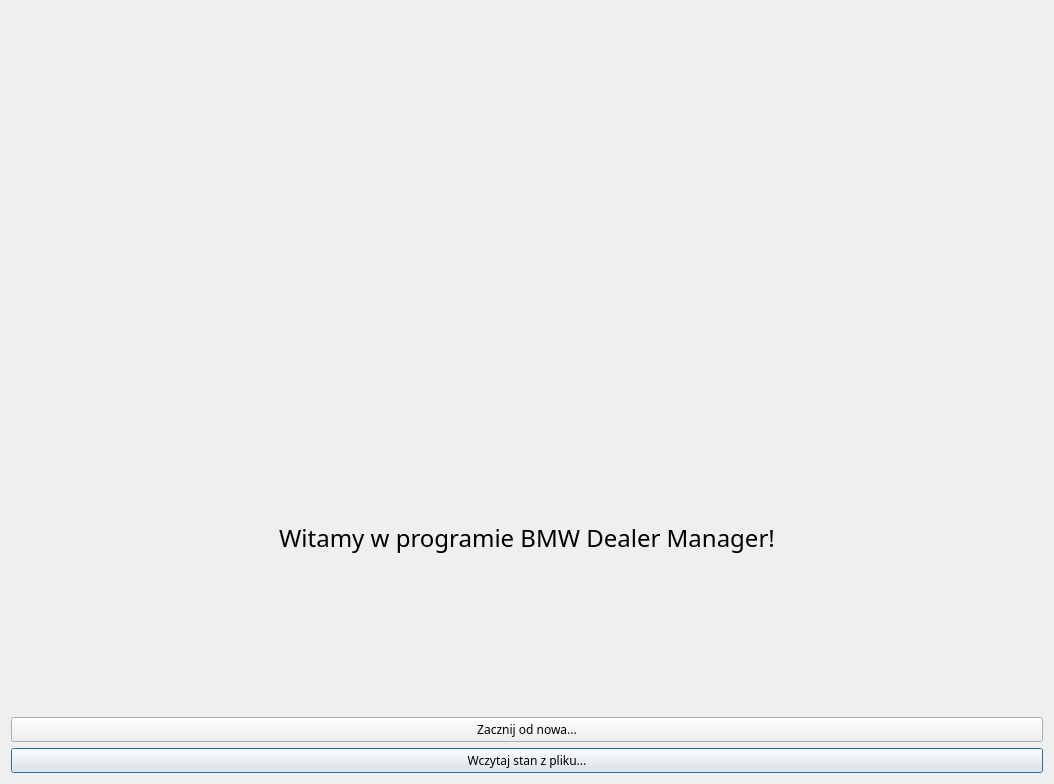
Before: the Qt Designer form PROEProjekt2/welcomeScreen.ui in emroczko/CarDealershipManagmentApp, drawn with Qt 5.
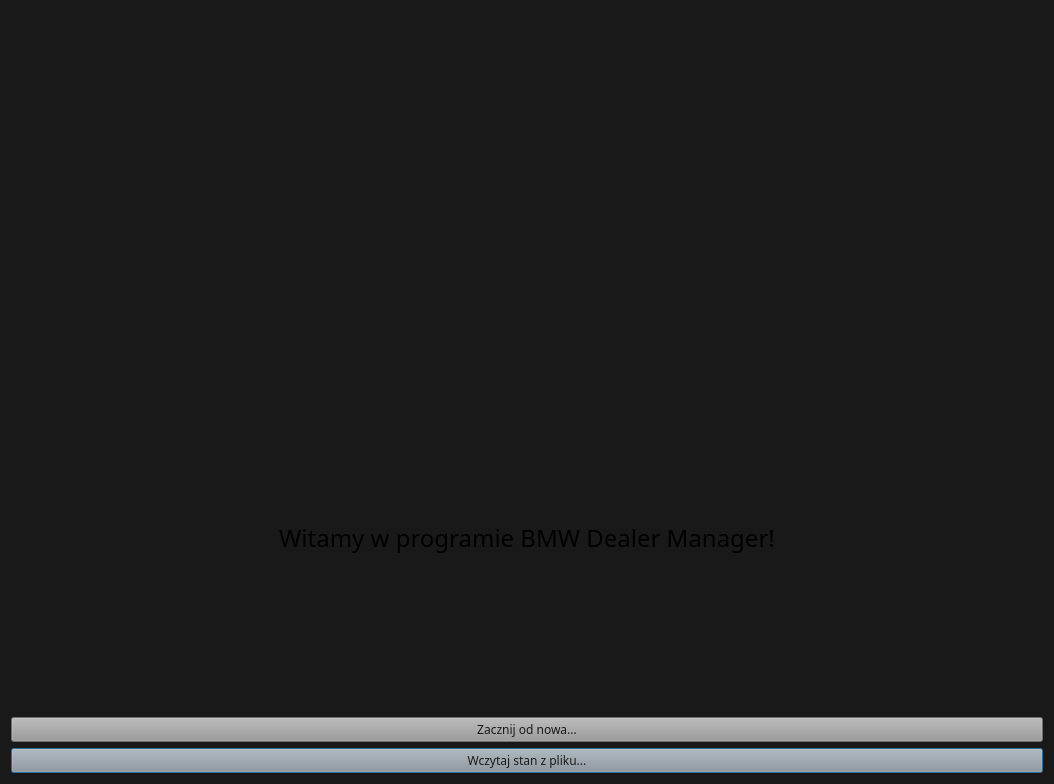
After: the same form once the commit is applied. Icons and pictures are not drawn.

The edit to the form file:
```diff
--- a/PROEProjekt2/welcomeScreen.ui
+++ b/PROEProjekt2/welcomeScreen.ui
@@ -10,9 +10,352 @@
     <height>784</height>
    </rect>
   </property>
+  <property name="palette">
+   <palette>
+    <active>
+     <colorrole role="WindowText">
+      <brush brushstyle="SolidPattern">
+       <color alpha="255">
+        <red>231</red>
+        <green>231</green>
+        <blue>231</blue>
+       </color>
+      </brush>
+     </colorrole>
+     <colorrole role="Button">
+      <brush brushstyle="SolidPattern">
+       <color alpha="255">
+        <red>25</red>
+        <green>25</green>
+        <blue>25</blue>
+       </color>
+      </brush>
+     </colorrole>
+     <colorrole role="Light">
+      <brush brushstyle="SolidPattern">
+       <color alpha="255">
+        <red>25</red>
+        <green>25</green>
+        <blue>25</blue>
+       </color>
+      </brush>
+     </colorrole>
+     <colorrole role="Midlight">
+      <brush brushstyle="SolidPattern">
+       <color alpha="255">
+        <red>25</red>
+        <green>25</green>
+        <blue>25</blue>
+       </color>
+      </brush>
+     </colorrole>
+     <colorrole role="Dark">
+      <brush brushstyle="SolidPattern">
+       <color alpha="255">
+        <red>25</red>
+        <green>25</green>
+        <blue>25</blue>
+       </color>
+      </brush>
+     </colorrole>
+     <colorrole role="Mid">
+      <brush brushstyle="SolidPattern">
+       <color alpha="255">
+        <red>25</red>
+        <green>25</green>
+        <blue>25</blue>
+       </color>
+      </brush>
+     </colorrole>
+     <colorrole role="Text">
+      <brush brushstyle="SolidPattern">
+       <color alpha="255">
+        <red>231</red>
+        <green>231</green>
+        <blue>231</blue>
+       </color>
+      </brush>
+     </colorrole>
+     <colorrole role="ButtonText">
+      <brush brushstyle="SolidPattern">
+       <color alpha="255">
+        <red>87</red>
+        <green>149</green>
+        <blue>171</blue>
+       </color>
+      </brush>
+     </colorrole>
+     <colorrole role="Base">
+      <brush brushstyle="SolidPattern">
+       <color alpha="255">
+        <red>25</red>
+        <green>25</green>
+        <blue>25</blue>
+       </color>
+      </brush>
+     </colorrole>
+     <colorrole role="Window">
+      <brush brushstyle="SolidPattern">
+       <color alpha="255">
+        <red>25</red>
+        <green>25</green>
+        <blue>25</blue>
+       </color>
+      </brush>
+     </colorrole>
+     <colorrole role="Highlight">
+      <brush brushstyle="SolidPattern">
+       <color alpha="255">
+        <red>16</red>
+        <green>128</green>
+        <blue>128</blue>
+       </color>
+      </brush>
+     </colorrole>
+     <colorrole role="PlaceholderText">
+      <brush brushstyle="SolidPattern">
+       <color alpha="128">
+        <red>231</red>
+        <green>231</green>
+        <blue>231</blue>
+       </color>
+      </brush>
+     </colorrole>
+    </active>
+    <inactive>
+     <colorrole role="WindowText">
+      <brush brushstyle="SolidPattern">
+       <color alpha="255">
+        <red>231</red>
+        <green>231</green>
+        <blue>231</blue>
+       </color>
+      </brush>
+     </colorrole>
+     <colorrole role="Button">
+      <brush brushstyle="SolidPattern">
+       <color alpha="255">
+        <red>25</red>
+        <green>25</green>
+        <blue>25</blue>
+       </color>
+      </brush>
+     </colorrole>
+     <colorrole role="Light">
+      <brush brushstyle="SolidPattern">
+       <color alpha="255">
+        <red>25</red>
+        <green>25</green>
+        <blue>25</blue>
+       </color>
+      </brush>
+     </colorrole>
+     <colorrole role="Midlight">
+      <brush brushstyle="SolidPattern">
+       <color alpha="255">
+        <red>25</red>
+        <green>25</green>
+        <blue>25</blue>
+       </color>
+      </brush>
+     </colorrole>
+     <colorrole role="Dark">
+      <brush brushstyle="SolidPattern">
+       <color alpha="255">
+        <red>25</red>
+        <green>25</green>
+        <blue>25</blue>
+       </color>
+      </brush>
+     </colorrole>
+     <colorrole role="Mid">
+      <brush brushstyle="SolidPattern">
+       <color alpha="255">
+        <red>25</red>
+        <green>25</green>
+        <blue>25</blue>
+       </color>
+      </brush>
+     </colorrole>
+     <colorrole role="Text">
+      <brush brushstyle="SolidPattern">
+       <color alpha="255">
+        <red>231</red>
+        <green>231</green>
+        <blue>231</blue>
+       </color>
+      </brush>
+     </colorrole>
+     <colorrole role="ButtonText">
+      <brush brushstyle="SolidPattern">
+       <color alpha="255">
+        <red>87</red>
+        <green>149</green>
+        <blue>171</blue>
+       </color>
+      </brush>
+     </colorrole>
+     <colorrole role="Base">
+      <brush brushstyle="SolidPattern">
+       <color alpha="255">
+        <red>25</red>
+        <green>25</green>
+        <blue>25</blue>
+       </color>
+      </brush>
+     </colorrole>
+     <colorrole role="Window">
+      <brush brushstyle="SolidPattern">
+       <color alpha="255">
+        <red>25</red>
+        <green>25</green>
+        <blue>25</blue>
+       </color>
+      </brush>
+     </colorrole>
+     <colorrole role="Highlight">
+      <brush brushstyle="SolidPattern">
+       <color alpha="255">
+        <red>16</red>
+        <green>128</green>
+        <blue>128</blue>
+       </color>
+      </brush>
+     </colorrole>
+     <colorrole role="PlaceholderText">
+      <brush brushstyle="SolidPattern">
+       <color alpha="128">
+        <red>231</red>
+        <green>231</green>
+        <blue>231</blue>
+       </color>
+      </brush>
+     </colorrole>
+    </inactive>
+    <disabled>
+     <colorrole role="WindowText">
+      <brush brushstyle="SolidPattern">
+       <color alpha="255">
+        <red>25</red>
+        <green>25</green>
+        <blue>25</blue>
+       </color>
+      </brush>
+     </colorrole>
+     <colorrole role="Button">
+      <brush brushstyle="SolidPattern">
+       <color alpha="255">
+        <red>25</red>
+        <green>25</green>
+        <blue>25</blue>
+       </color>
+      </brush>
+     </colorrole>
+     <colorrole role="Light">
+      <brush brushstyle="SolidPattern">
+       <color alpha="255">
+        <red>25</red>
+        <green>25</green>
+        <blue>25</blue>
+       </color>
+      </brush>
+     </colorrole>
+     <colorrole role="Midlight">
+      <brush brushstyle="SolidPattern">
+       <color alpha="255">
+        <red>25</red>
+        <green>25</green>
+        <blue>25</blue>
+       </color>
+      </brush>
+     </colorrole>
+     <colorrole role="Dark">
+      <brush brushstyle="SolidPattern">
+       <color alpha="255">
+        <red>25</red>
+        <green>25</green>
+        <blue>25</blue>
+       </color>
+      </brush>
+     </colorrole>
+     <colorrole role="Mid">
+      <brush brushstyle="SolidPattern">
+       <color alpha="255">
+        <red>25</red>
+        <green>25</green>
+        <blue>25</blue>
+       </color>
+      </brush>
+     </colorrole>
+     <colorrole role="Text">
+      <brush brushstyle="SolidPattern">
+       <color alpha="255">
+        <red>25</red>
+        <green>25</green>
+        <blue>25</blue>
+       </color>
+      </brush>
+     </colorrole>
+     <colorrole role="ButtonText">
+      <brush brushstyle="SolidPattern">
+       <color alpha="255">
+        <red>25</red>
+        <green>25</green>
+        <blue>25</blue>
+       </color>
+      </brush>
+     </colorrole>
+     <colorrole role="Base">
+      <brush brushstyle="SolidPattern">
+       <color alpha="255">
+        <red>25</red>
+        <green>25</green>
+        <blue>25</blue>
+       </color>
+      </brush>
+     </colorrole>
+     <colorrole role="Window">
+      <brush brushstyle="SolidPattern">
+       <color alpha="255">
+        <red>25</red>
+        <green>25</green>
+        <blue>25</blue>
+       </color>
+      </brush>
+     </colorrole>
+     <colorrole role="Highlight">
+      <brush brushstyle="SolidPattern">
+       <color alpha="170">
+        <red>31</red>
+        <green>117</green>
+        <blue>204</blue>
+       </color>
+      </brush>
+     </colorrole>
+     <colorrole role="PlaceholderText">
+      <brush brushstyle="SolidPattern">
+       <color alpha="128">
+        <red>231</red>
+        <green>231</green>
+        <blue>231</blue>
+       </color>
+      </brush>
+     </colorrole>
+    </disabled>
+   </palette>
+  </property>
+  <property name="font">
+   <font>
+    <family>Avenir Next</family>
+   </font>
+  </property>
   <property name="windowTitle">
    <string>BMW Dealer Manager</string>
   </property>
+  <property name="styleSheet">
+   <string notr="true">
+background-color: rgb(25, 25, 25);</string>
+  </property>
   <layout class="QGridLayout" name="gridLayout_2">
    <item row="1" column="0">
     <widget class="QLabel" name="label">
@@ -51,11 +394,217 @@
    </item>
    <item row="5" column="0">
     <widget class="QPushButton" name="wczytajStan">
+     <property name="palette">
+      <palette>
+       <active>
+        <colorrole role="WindowText">
+         <brush brushstyle="SolidPattern">
+          <color alpha="255">
+           <red>25</red>
+           <green>25</green>
+           <blue>25</blue>
+          </color>
+         </brush>
+        </colorrole>
+        <colorrole role="Button">
+         <brush brushstyle="SolidPattern">
+          <color alpha="255">
+           <red>153</red>
+           <green>153</green>
+           <blue>153</blue>
+          </color>
+         </brush>
+        </colorrole>
+        <colorrole role="Text">
+         <brush brushstyle="SolidPattern">
+          <color alpha="255">
+           <red>25</red>
+           <green>25</green>
+           <blue>25</blue>
+          </color>
+         </brush>
+        </colorrole>
+        <colorrole role="ButtonText">
+         <brush brushstyle="SolidPattern">
+          <color alpha="255">
+           <red>25</red>
+           <green>25</green>
+           <blue>25</blue>
+          </color>
+         </brush>
+        </colorrole>
+        <colorrole role="Base">
+         <brush brushstyle="SolidPattern">
+          <color alpha="255">
+           <red>153</red>
+           <green>153</green>
+           <blue>153</blue>
+          </color>
+         </brush>
+        </colorrole>
+        <colorrole role="Window">
+         <brush brushstyle="SolidPattern">
+          <color alpha="255">
+           <red>153</red>
+           <green>153</green>
+           <blue>153</blue>
+          </color>
+         </brush>
+        </colorrole>
+        <colorrole role="PlaceholderText">
+         <brush brushstyle="NoBrush">
+          <color alpha="128">
+           <red>25</red>
+           <green>25</green>
+           <blue>25</blue>
+          </color>
+         </brush>
+        </colorrole>
+       </active>
+       <inactive>
+        <colorrole role="WindowText">
+         <brush brushstyle="SolidPattern">
+          <color alpha="255">
+           <red>25</red>
+           <green>25</green>
+           <blue>25</blue>
+          </color>
+         </brush>
+        </colorrole>
+        <colorrole role="Button">
+         <brush brushstyle="SolidPattern">
+          <color alpha="255">
+           <red>153</red>
+           <green>153</green>
+           <blue>153</blue>
+          </color>
+         </brush>
+        </colorrole>
+        <colorrole role="Text">
+         <brush brushstyle="SolidPattern">
+          <color alpha="255">
+           <red>25</red>
+           <green>25</green>
+           <blue>25</blue>
+          </color>
+         </brush>
+        </colorrole>
+        <colorrole role="ButtonText">
+         <brush brushstyle="SolidPattern">
+          <color alpha="255">
+           <red>25</red>
+           <green>25</green>
+           <blue>25</blue>
+          </color>
+         </brush>
+        </colorrole>
+        <colorrole role="Base">
+         <brush brushstyle="SolidPattern">
+          <color alpha="255">
+           <red>153</red>
+           <green>153</green>
+           <blue>153</blue>
+          </color>
+         </brush>
+        </colorrole>
+        <colorrole role="Window">
+         <brush brushstyle="SolidPattern">
+          <color alpha="255">
+           <red>153</red>
+           <green>153</green>
+           <blue>153</blue>
+          </color>
+         </brush>
+        </colorrole>
+        <colorrole role="PlaceholderText">
+         <brush brushstyle="NoBrush">
+          <color alpha="128">
+           <red>25</red>
+           <green>25</green>
+           <blue>25</blue>
+          </color>
+         </brush>
+        </colorrole>
+       </inactive>
+       <disabled>
+        <colorrole role="WindowText">
+         <brush brushstyle="SolidPattern">
+          <color alpha="255">
+           <red>25</red>
+           <green>25</green>
+           <blue>25</blue>
+          </color>
+         </brush>
+        </colorrole>
+        <colorrole role="Button">
+         <brush brushstyle="SolidPattern">
+          <color alpha="255">
+           <red>153</red>
+           <green>153</green>
+           <blue>153</blue>
+          </color>
+         </brush>
+        </colorrole>
+        <colorrole role="Text">
+         <brush brushstyle="SolidPattern">
+          <color alpha="255">
+           <red>25</red>
+           <green>25</green>
+           <blue>25</blue>
+          </color>
+         </brush>
+        </colorrole>
+        <colorrole role="ButtonText">
+         <brush brushstyle="SolidPattern">
+          <color alpha="255">
+           <red>25</red>
+           <green>25</green>
+           <blue>25</blue>
+          </color>
+         </brush>
+        </colorrole>
+        <colorrole role="Base">
+         <brush brushstyle="SolidPattern">
+          <color alpha="255">
+           <red>153</red>
+           <green>153</green>
+           <blue>153</blue>
+          </color>
+         </brush>
+        </colorrole>
+        <colorrole role="Window">
+         <brush brushstyle="SolidPattern">
+          <color alpha="255">
+           <red>153</red>
+           <green>153</green>
+           <blue>153</blue>
+          </color>
+         </brush>
+        </colorrole>
+        <colorrole role="PlaceholderText">
+         <brush brushstyle="NoBrush">
+          <color alpha="128">
+           <red>25</red>
+           <green>25</green>
+           <blue>25</blue>
+          </color>
+         </brush>
+        </colorrole>
+       </disabled>
+      </palette>
+     </property>
      <property name="font">
       <font>
        <family>Avenir</family>
       </font>
      </property>
+     <property name="autoFillBackground">
+      <bool>false</bool>
+     </property>
+     <property name="styleSheet">
+      <string notr="true">color: rgb(25, 25, 25);
+background-color: rgb(153, 153, 153);</string>
+     </property>
      <property name="text">
       <string>Wczytaj stan z pliku...</string>
      </property>
@@ -63,11 +612,217 @@
    </item>
    <item row="2" column="0">
     <widget class="QPushButton" name="zacznijOdNowa">
+     <property name="palette">
+      <palette>
+       <active>
+        <colorrole role="WindowText">
+         <brush brushstyle="SolidPattern">
+          <color alpha="255">
+           <red>25</red>
+           <green>25</green>
+           <blue>25</blue>
+          </color>
+         </brush>
+        </colorrole>
+        <colorrole role="Button">
+         <brush brushstyle="SolidPattern">
+          <color alpha="255">
+           <red>153</red>
+           <green>153</green>
+           <blue>153</blue>
+          </color>
+         </brush>
+        </colorrole>
+        <colorrole role="Text">
+         <brush brushstyle="SolidPattern">
+          <color alpha="255">
+           <red>25</red>
+           <green>25</green>
+           <blue>25</blue>
+          </color>
+         </brush>
+        </colorrole>
+        <colorrole role="ButtonText">
+         <brush brushstyle="SolidPattern">
+          <color alpha="255">
+           <red>25</red>
+           <green>25</green>
+           <blue>25</blue>
+          </color>
+         </brush>
+        </colorrole>
+        <colorrole role="Base">
+         <brush brushstyle="SolidPattern">
+          <color alpha="255">
+           <red>153</red>
+           <green>153</green>
+           <blue>153</blue>
+          </color>
+         </brush>
+        </colorrole>
+        <colorrole role="Window">
+         <brush brushstyle="SolidPattern">
+          <color alpha="255">
+           <red>153</red>
+           <green>153</green>
+           <blue>153</blue>
+          </color>
+         </brush>
+        </colorrole>
+        <colorrole role="PlaceholderText">
+         <brush brushstyle="NoBrush">
+          <color alpha="128">
+           <red>25</red>
+           <green>25</green>
+           <blue>25</blue>
+          </color>
+         </brush>
+        </colorrole>
+       </active>
+       <inactive>
+        <colorrole role="WindowText">
+         <brush brushstyle="SolidPattern">
+          <color alpha="255">
+           <red>25</red>
+           <green>25</green>
+           <blue>25</blue>
+          </color>
+         </brush>
+        </colorrole>
+        <colorrole role="Button">
+         <brush brushstyle="SolidPattern">
+          <color alpha="255">
+           <red>153</red>
+           <green>153</green>
+           <blue>153</blue>
+          </color>
+         </brush>
+        </colorrole>
+        <colorrole role="Text">
+         <brush brushstyle="SolidPattern">
+          <color alpha="255">
+           <red>25</red>
+           <green>25</green>
+           <blue>25</blue>
+          </color>
+         </brush>
+        </colorrole>
+        <colorrole role="ButtonText">
+         <brush brushstyle="SolidPattern">
+          <color alpha="255">
+           <red>25</red>
+           <green>25</green>
+           <blue>25</blue>
+          </color>
+         </brush>
+        </colorrole>
+        <colorrole role="Base">
+         <brush brushstyle="SolidPattern">
+          <color alpha="255">
+           <red>153</red>
+           <green>153</green>
+           <blue>153</blue>
+          </color>
+         </brush>
+        </colorrole>
+        <colorrole role="Window">
+         <brush brushstyle="SolidPattern">
+          <color alpha="255">
+           <red>153</red>
+           <green>153</green>
+           <blue>153</blue>
+          </color>
+         </brush>
+        </colorrole>
+        <colorrole role="PlaceholderText">
+         <brush brushstyle="NoBrush">
+          <color alpha="128">
+           <red>25</red>
+           <green>25</green>
+           <blue>25</blue>
+          </color>
+         </brush>
+        </colorrole>
+       </inactive>
+       <disabled>
+        <colorrole role="WindowText">
+         <brush brushstyle="SolidPattern">
+          <color alpha="255">
+           <red>25</red>
+           <green>25</green>
+           <blue>25</blue>
+          </color>
+         </brush>
+        </colorrole>
+        <colorrole role="Button">
+         <brush brushstyle="SolidPattern">
+          <color alpha="255">
+           <red>153</red>
+           <green>153</green>
+           <blue>153</blue>
+          </color>
+         </brush>
+        </colorrole>
+        <colorrole role="Text">
+         <brush brushstyle="SolidPattern">
+          <color alpha="255">
+           <red>25</red>
+           <green>25</green>
+           <blue>25</blue>
+          </color>
+         </brush>
+        </colorrole>
+        <colorrole role="ButtonText">
+         <brush brushstyle="SolidPattern">
+          <color alpha="255">
+           <red>25</red>
+           <green>25</green>
+           <blue>25</blue>
+          </color>
+         </brush>
+        </colorrole>
+        <colorrole role="Base">
+         <brush brushstyle="SolidPattern">
+          <color alpha="255">
+           <red>153</red>
+           <green>153</green>
+           <blue>153</blue>
+          </color>
+         </brush>
+        </colorrole>
+        <colorrole role="Window">
+         <brush brushstyle="SolidPattern">
+          <color alpha="255">
+           <red>153</red>
+           <green>153</green>
+           <blue>153</blue>
+          </color>
+         </brush>
+        </colorrole>
+        <colorrole role="PlaceholderText">
+         <brush brushstyle="NoBrush">
+          <color alpha="128">
+           <red>25</red>
+           <green>25</green>
+           <blue>25</blue>
+          </color>
+         </brush>
+        </colorrole>
+       </disabled>
+      </palette>
+     </property>
      <property name="font">
       <font>
        <family>Avenir</family>
       </font>
      </property>
+     <property name="autoFillBackground">
+      <bool>false</bool>
+     </property>
+     <property name="styleSheet">
+      <string notr="true">background-color: rgb(153, 153, 153);
+color: rgb(25, 25, 25);</string>
+     </property>
      <property name="text">
       <string>Zacznij od nowa...</string>
      </property>
```
